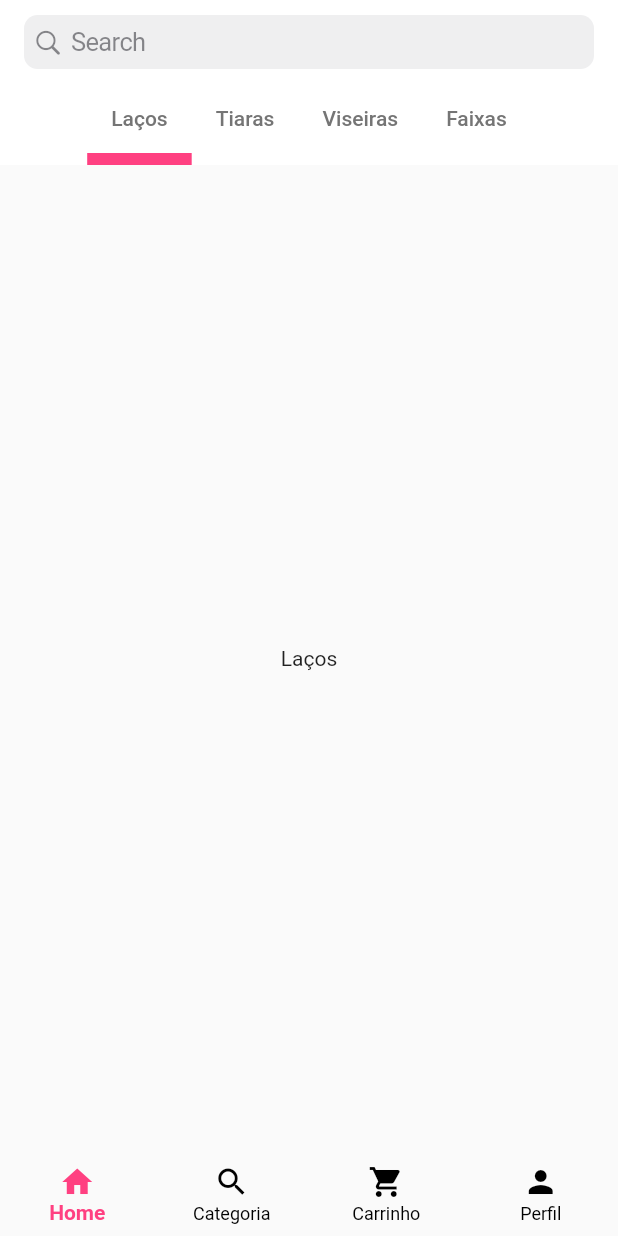
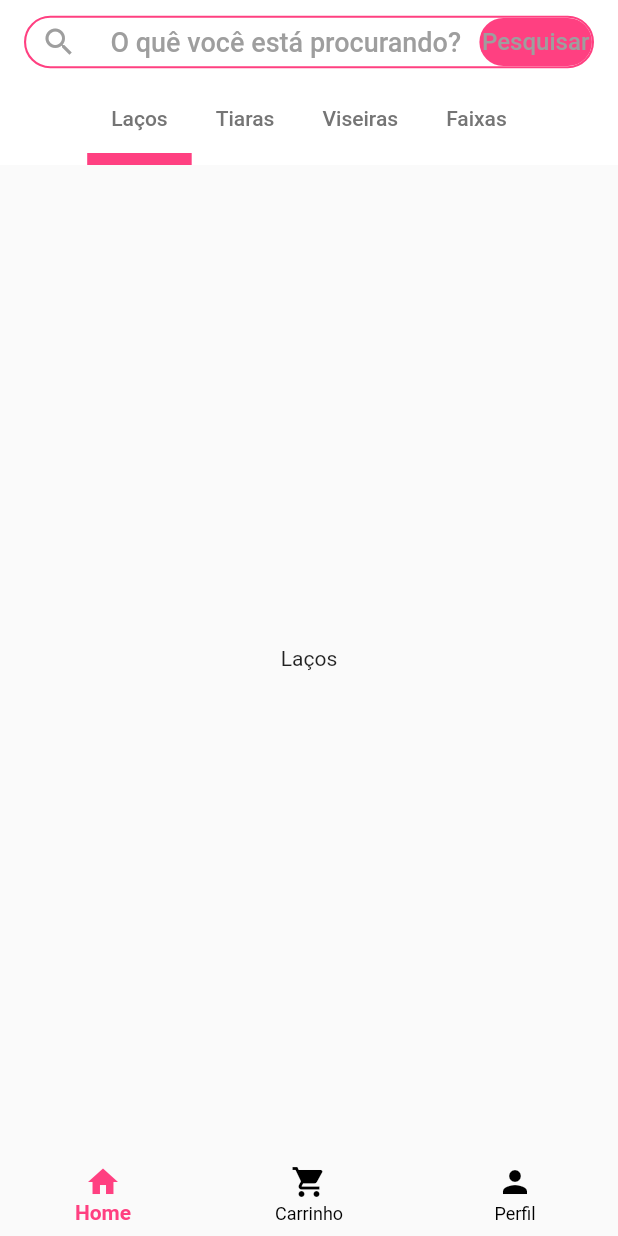
Before and after one commit to HervalMata/cris_shopping, a Flutter app: the screen it shows after launch, on a phone screen of 412 x 824 dp. Run offline on Flutter 3.47's test engine with Material 2 defaults, Android fonts, the phone set to English and light mode, and no system bars.

Commit message:
feat:art: cris shopping - configured search bar

```diff
--- a/lib/main_screens/customer_home.dart
+++ b/lib/main_screens/customer_home.dart
@@ -35,7 +35,7 @@ class _CustomerHomeScreenState extends State<CustomerHomeScreen> {
         currentIndex: _selectedItem,
         items: const [
           BottomNavigationBarItem(icon: Icon(Icons.home), label: 'Home'),
-          BottomNavigationBarItem(icon: Icon(Icons.search), label: 'Categoria'),
+          // BottomNavigationBarItem(icon: Icon(Icons.search), label: 'Categoria'),
           BottomNavigationBarItem(
               icon: Icon(Icons.shopping_cart), label: 'Carrinho'),
           BottomNavigationBarItem(icon: Icon(Icons.person), label: 'Perfil'),
--- a/lib/main_screens/home.dart
+++ b/lib/main_screens/home.dart
@@ -1,5 +1,7 @@
 import 'package:flutter/cupertino.dart';
 import 'package:flutter/material.dart';
+
+import '../minor_screens/search.dart';
 
 class HomeScreen extends StatefulWidget {
   const HomeScreen({super.key});
@@ -17,7 +19,55 @@ class _HomeScreenState extends State<HomeScreen> {
         appBar: AppBar(
           elevation: 0,
           backgroundColor: Colors.white,
-          title: const CupertinoSearchTextField(),
+          title: InkWell(
+            onTap: () {
+              Navigator.push(context,
+                  MaterialPageRoute(builder: (context) => SearchScreen()));
+            },
+            child: Container(
+              height: 35,
+              decoration: BoxDecoration(
+                border: Border.all(
+                  color: Colors.pinkAccent,
+                  width: 1.4,
+                ),
+                borderRadius: BorderRadius.circular(25),
+              ),
+              child: Row(
+                  mainAxisAlignment: MainAxisAlignment.spaceBetween,
+                  children: [
+                    Row(
+                      children: const [
+                        Padding(
+                          padding: EdgeInsets.symmetric(horizontal: 10),
+                          child: Icon(
+                            Icons.search,
+                            color: Colors.grey,
+                          ),
+                        ),
+                      ],
+                    ),
+                    const Text(
+                      'O quê você está procurando?',
+                      style: TextStyle(fontSize: 18, color: Colors.grey),
+                    ),
+                    Container(
+                      height: 32,
+                      width: 75,
+                      decoration: BoxDecoration(
+                        color: Colors.pinkAccent,
+                        borderRadius: BorderRadius.circular(25),
+                      ),
+                      child: Center(
+                        child: Text(
+                          "Pesquisar",
+                          style: TextStyle(fontSize: 16, color: Colors.grey),
+                        ),
+                      ),
+                    )
+                  ]),
+            ),
+          ),
           bottom: const TabBar(
             isScrollable: true,
             indicatorColor: Colors.pinkAccent,
@@ -59,10 +109,7 @@ class _HomeScreenState extends State<HomeScreen> {
 
 class RepeatedTab extends StatelessWidget {
   final String label;
-  const RepeatedTab({
-    Key? key,
-    required this.label
-  }) : super(key: key);
+  const RepeatedTab({Key? key, required this.label}) : super(key: key);
 
   @override
   Widget build(BuildContext context) {
```
Also changed, not shown: lib/minor_screens/search.dart (added, +28 -0 lines), 8 other files.
